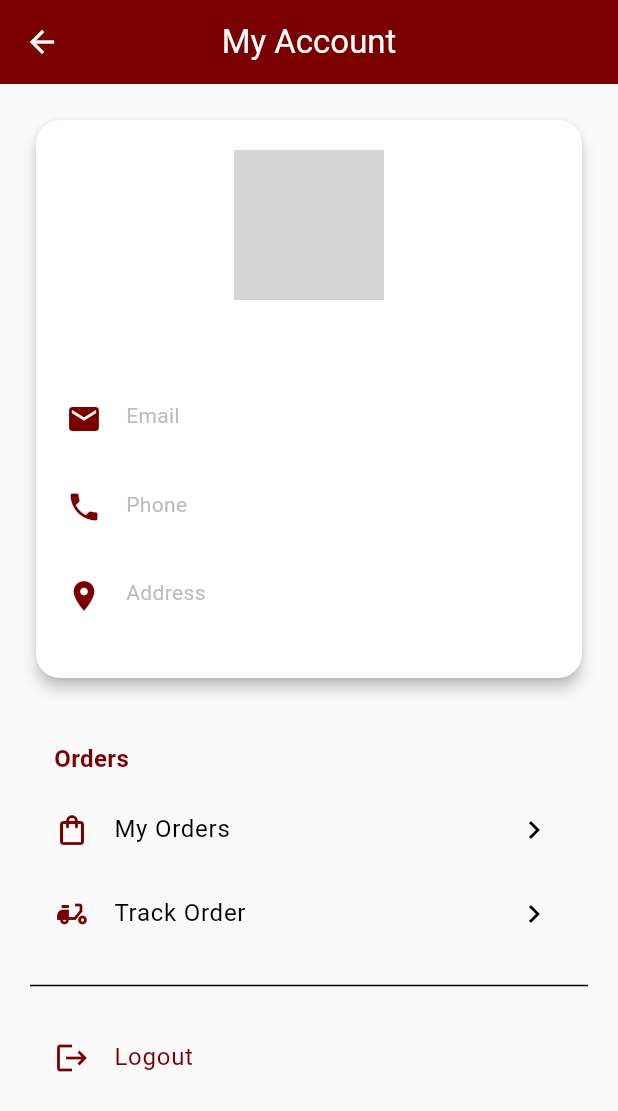
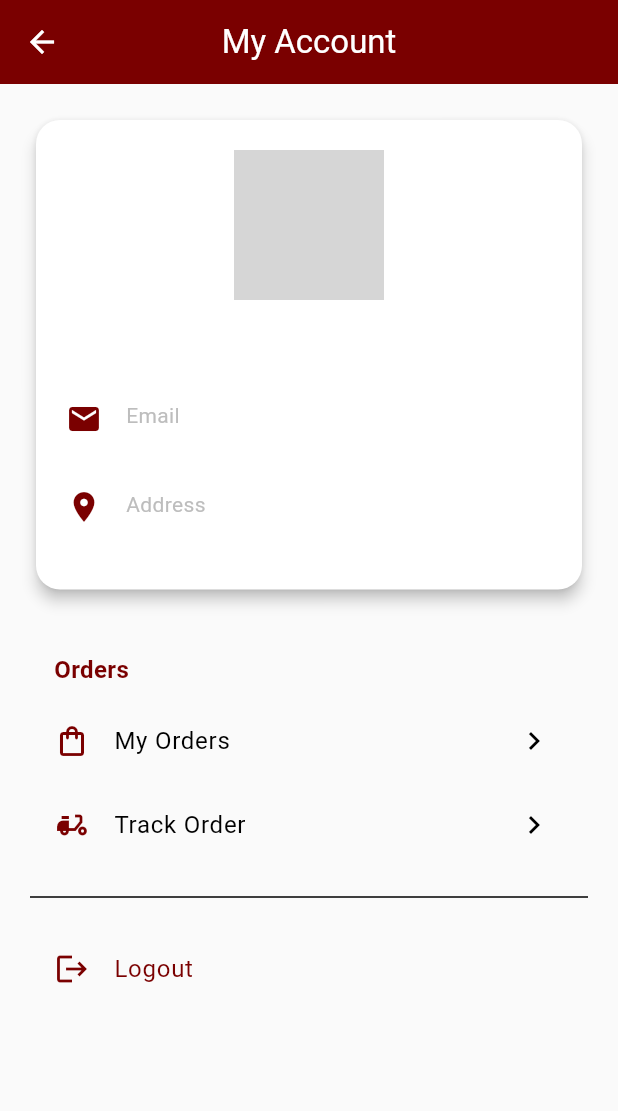
Before and after one commit to malakkkk806/SouqeApp-Custom, a Flutter app: the AccountScreen screen opened by its route, on a phone screen of 412 x 824 dp. Shown: the top 1111 px of the screen. Run offline on Flutter 3.47's test engine with Material 3 defaults, Android fonts, the phone set to English and light mode, and no system bars; our stand-ins replace awesome_dialog, cloud_firestore, firebase_auth, firebase_core, geocoding, geolocator and 2 more; accounts and stored records are empty; network calls fail; grey boxes are pictures that could not be loaded.

Commit message:
update warning

```diff
--- a/lib/screens/cart/track_order_screen.dart
+++ b/lib/screens/cart/track_order_screen.dart
@@ -13,7 +13,6 @@ class TrackOrderScreen extends StatefulWidget {
 }
 
 class _TrackOrderScreenState extends State<TrackOrderScreen> {
-  GoogleMapController? _mapController;
   LatLng? _driverPosition;
   late String orderId;
 
@@ -102,7 +101,6 @@ class _TrackOrderScreenState extends State<TrackOrderScreen> {
             SizedBox(
               height: 200,
               child: GoogleMap(
-                onMapCreated: (controller) => _mapController = controller,
                 initialCameraPosition: CameraPosition(target: _driverPosition!, zoom: 15),
                 markers: {
                   Marker(
--- a/lib/screens/profile/account_screen.dart
+++ b/lib/screens/profile/account_screen.dart
@@ -80,7 +80,6 @@ class AccountScreen extends StatelessWidget {
           final userData = snapshot.data ?? {};
           final userName = userData['name'] ?? user.displayName ?? user.email?.split('@')[0] ?? 'Guest User';
           final userEmail = userData['email'] ?? user.email ?? 'No email';
-          final userPhone = userData['phone']?.toString() ?? user.phoneNumber ?? 'No phone number';
           final userAddress = userData['address'] ?? 'No address set';
 
           return ListView(
@@ -125,12 +124,6 @@ class AccountScreen extends StatelessWidget {
                         icon: Icons.email,
                         label: 'Email',
                         value: userEmail,
-                      ),
-                      const SizedBox(height: 12),
-                      _buildDetailRow(
-                        icon: Icons.phone,
-                        label: 'Phone',
-                        value: userPhone,
                       ),
                       const SizedBox(height: 12),
                       _buildDetailRow(
```
